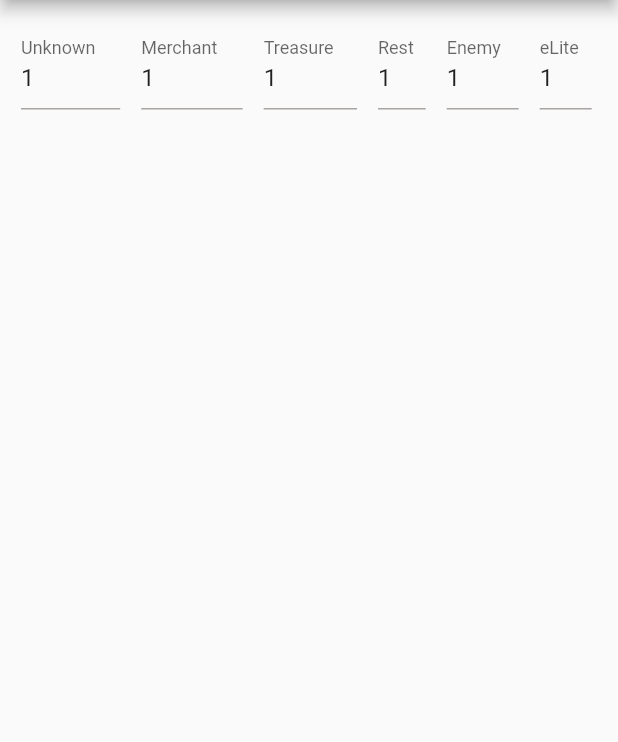
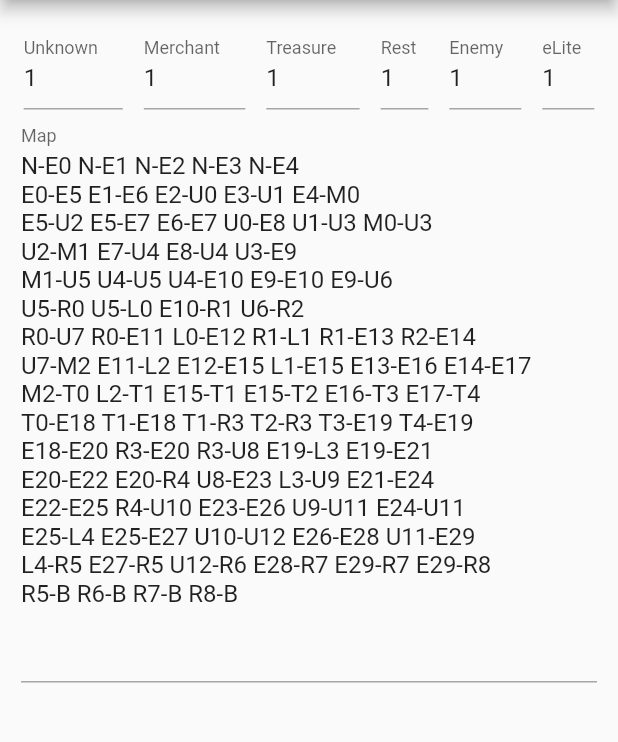
Before and after one commit to GuiRitter/SlayTheSpirePathFinderApp, a Flutter app: the screen it shows after launch, on a phone screen of 412 x 824 dp, the part 84-826 px from its top. Run offline on Flutter 3.47's test engine with Material 2 defaults, Android fonts, the phone set to English and light mode, and no system bars; generated files the repository leaves out were written again.

Commit message:
added graph input

```diff
--- a/l10n.yaml
+++ b/l10n.yaml
@@ -1,3 +1,4 @@
 arb-dir: lib/l10n
 template-arb-file: app_en.arb
 output-localization-file: app_localizations.dart
+use-escaping: true
--- /dev/null
+++ b/lib/constants/settings.dart
@@ -0,0 +1,7 @@
+class Settings {
+  // /// 2^31 - 1 on the web, 2^63 - 1 otherwise
+  // static const intMaxSafe = -1 >>> 1;
+
+  /// 2^53 - 1
+  static const intMax53 = 0x1fffffffffffff;
+}
--- a/lib/l10n/app_en.arb
+++ b/lib/l10n/app_en.arb
@@ -1,6 +1,8 @@
 {
   "elite": "eLite",
   "enemy": "Enemy",
+  "map": "Map",
+  "mapHint": "Enter a directed graph represented by a kind of \"incidence list\".\nEvery floor is represented by a node, which is represented by a letter and a number. The letter represents which floor kind it is. Look at the labels above and use the uppercase letter for each. The number identifies each floor of a kind.\nEach transition from one floor to another must be represented by an \"incidence\". Transitions can be separated by whitespace and new lines. A transition is represented by the name of the exiting floor, a hyphen and the name of the entering floor.\nThere are two special floors, \"N\" and \"B\". \"N\" represents the beginning of an Act. There must be a transition from \"N\" to each one of the starting floors that you can choose when you begin an Act. \"B\" represents the Act''s Boss. There must be a transition to \"B\" for each floor that leads to the Act''s Boss.",
   "merchant": "Merchant",
   "rest": "Rest",
   "title": "Slay the Spire Path Finder",
--- a/lib/l10n/app_pt.arb
+++ b/lib/l10n/app_pt.arb
@@ -1,6 +1,8 @@
 {
   "elite": "eLite",
   "enemy": "Enemy",
+  "map": "Mapa",
+  "mapHint": "Insira um grafo direcionado representado por um tipo de \"lista de incidência\".\nCada andar é representado por um nodo, que é representado por uma letra e um número. A letra representa que tipo de andar que é. Veja os títulos acima e use a letra maiúscula de cada um. O número identifica cada andar de um tipo.\nCada transição entre andares deve ser representado por uma \"incidência\". Transições podem ser separadas por espaços e novas linhas. A transição é representada pelo nome do andar de saída, um hífen e o nome do andar de entrada.\nHá 2 andares especiais, \"N\" e \"B\". \"N\" representa o começo do Ato. Deve haver uma transição de \"N\" para cada um dos andares iniciais que você pode escolher quando começa um Ato. \"B\" representa o Chefe do Ato. Deve haver uma transição para o \"B\" para cada andar que leva ao Chefe do Andar.",
   "merchant": "Merchant",
   "rest": "Rest",
   "title": "Busca de Caminho para Slay the Spire",
--- a/lib/ui/pages/home.page.dart
+++ b/lib/ui/pages/home.page.dart
@@ -1,5 +1,6 @@
 import 'package:flutter/material.dart';
 import 'package:flutter_gen/gen_l10n/app_localizations.dart';
+import 'package:slay_the_spire_path_finder_mobile/constants/settings.dart';
 import 'package:slay_the_spire_path_finder_mobile/ui/shared/formatters/decimal_text_input.formatter.dart';
 
 class HomePage extends StatelessWidget {
@@ -22,13 +23,19 @@ class HomePage extends StatelessWidget {
 
     // final halfFieldPadding = fieldPadding / 2.0;
 
+    final mediaSize = MediaQuery.of(
+      context,
+    ).size;
+
     return Scaffold(
       appBar: AppBar(
         title: Text(
           l10n.title,
         ),
       ),
-      body: SingleChildScrollView(
+      body: SizedBox(
+        height: mediaSize.height,
+        width: mediaSize.width,
         child: Padding(
           padding: EdgeInsets.all(
             Theme.of(
@@ -121,6 +128,20 @@ class HomePage extends StatelessWidget {
                   ),
                 ],
               ),
+              Expanded(
+                child: TextFormField(
+                  keyboardType: TextInputType.multiline,
+                  maxLines: null,
+                  decoration: InputDecoration(
+                    labelText: l10n.map,
+                    hintText: l10n.mapHint,
+                    // needs an extra -1
+                    hintMaxLines: Settings.intMax53 - 1,
+                  ),
+                  initialValue:
+                      "N-E0 N-E1 N-E2 N-E3 N-E4\nE0-E5 E1-E6 E2-U0 E3-U1 E4-M0\nE5-U2 E5-E7 E6-E7 U0-E8 U1-U3 M0-U3\nU2-M1 E7-U4 E8-U4 U3-E9\nM1-U5 U4-U5 U4-E10 E9-E10 E9-U6\nU5-R0 U5-L0 E10-R1 U6-R2\nR0-U7 R0-E11 L0-E12 R1-L1 R1-E13 R2-E14\nU7-M2 E11-L2 E12-E15 L1-E15 E13-E16 E14-E17\nM2-T0 L2-T1 E15-T1 E15-T2 E16-T3 E17-T4\nT0-E18 T1-E18 T1-R3 T2-R3 T3-E19 T4-E19\nE18-E20 R3-E20 R3-U8 E19-L3 E19-E21\nE20-E22 E20-R4 U8-E23 L3-U9 E21-E24\nE22-E25 R4-U10 E23-E26 U9-U11 E24-U11\nE25-L4 E25-E27 U10-U12 E26-E28 U11-E29\nL4-R5 E27-R5 U12-R6 E28-R7 E29-R7 E29-R8\nR5-B R6-B R7-B R8-B",
+                ),
+              ),
             ],
           ),
         ),
--- a/pubspec.yaml
+++ b/pubspec.yaml
@@ -16,7 +16,7 @@ publish_to: 'none' # Remove this line if you wish to publish to pub.dev
 # https://developer.apple.com/library/archive/documentation/General/Reference/InfoPlistKeyReference/Articles/CoreFoundationKeys.html
 # In Windows, build-name is used as the major, minor, and patch parts
 # of the product and file versions while build-number is used as the build suffix.
-version: 0.3.0+0
+version: 0.4.0+0
 
 environment:
   sdk: '>=3.0.3 <4.0.0'
```
